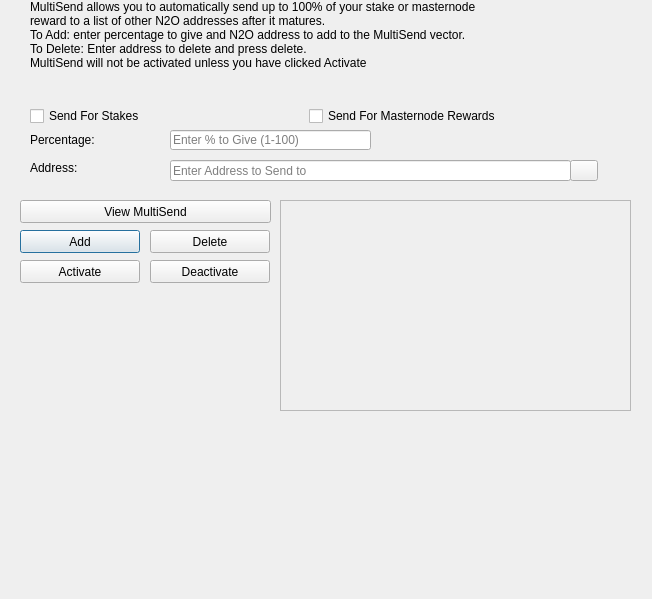
Nitrous-Core/nitrous, file src/qt/forms/multisenddialog.ui: the form before one commit.
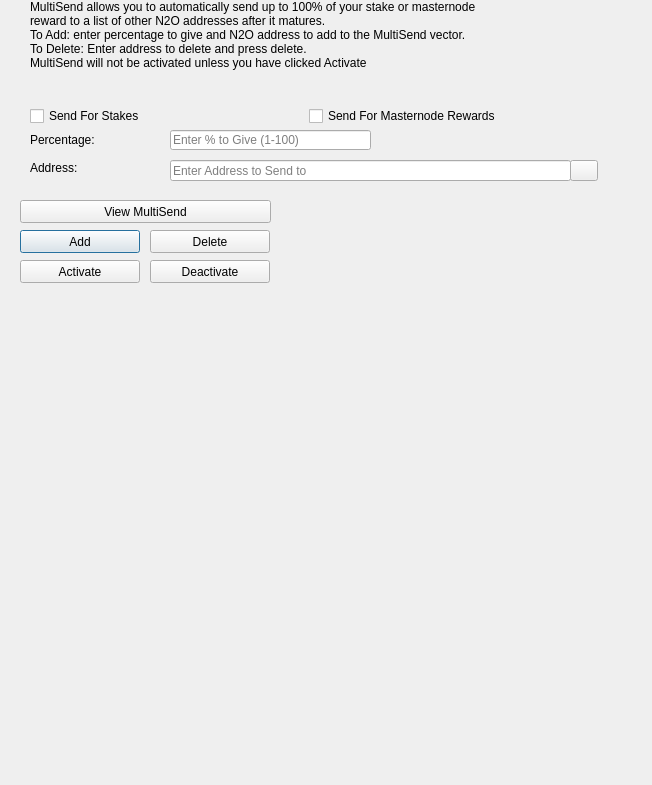
The form after the commit. Icons and pictures are not drawn.

What changed in the file:
```diff
--- a/src/qt/forms/multisenddialog.ui
+++ b/src/qt/forms/multisenddialog.ui
@@ -10,7 +10,7 @@
     <x>0</x>
     <y>0</y>
     <width>652</width>
-    <height>599</height>
+    <height>785</height>
    </rect>
   </property>
   <property name="windowTitle">
@@ -246,32 +246,11 @@
     </item>
    </layout>
   </widget>
-  <widget class="QScrollArea" name="scrollArea">
-   <property name="geometry">
-    <rect>
-     <x>280</x>
-     <y>200</y>
-     <width>351</width>
-     <height>211</height>
-    </rect>
-   </property>
-   <property name="widgetResizable">
-    <bool>true</bool>
-   </property>
-   <widget class="QWidget" name="scrollAreaWidgetContents">
-    <property name="geometry">
-     <rect>
-      <x>0</x>
-      <y>0</y>
-      <width>349</width>
-      <height>209</height>
-     </rect>
-    </property>
     <widget class="QLabel" name="message">
      <property name="geometry">
       <rect>
-       <x>0</x>
-       <y>0</y>
+     <x>290</x>
+     <y>220</y>
        <width>351</width>
        <height>511</height>
       </rect>
@@ -279,8 +258,6 @@
      <property name="text">
       <string/>
      </property>
-    </widget>
-   </widget>
   </widget>
  </widget>
  <resources>
```
Lines whose indentation alone changed are shown as unchanged.
